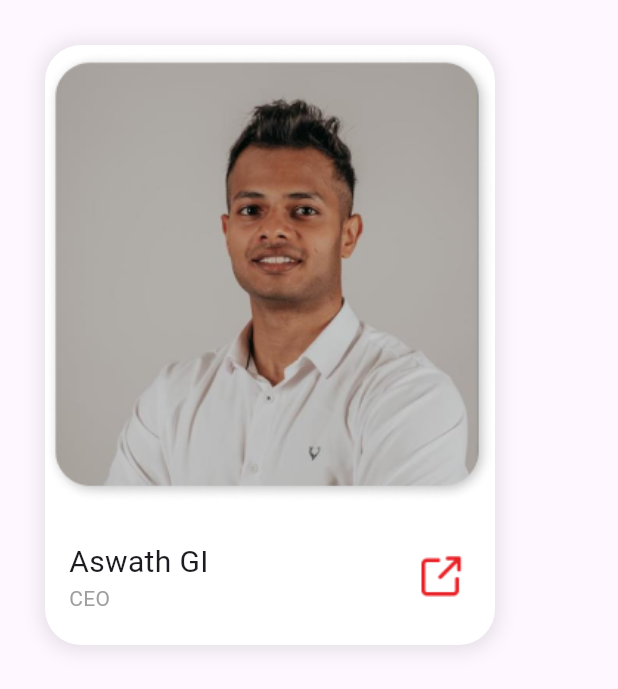
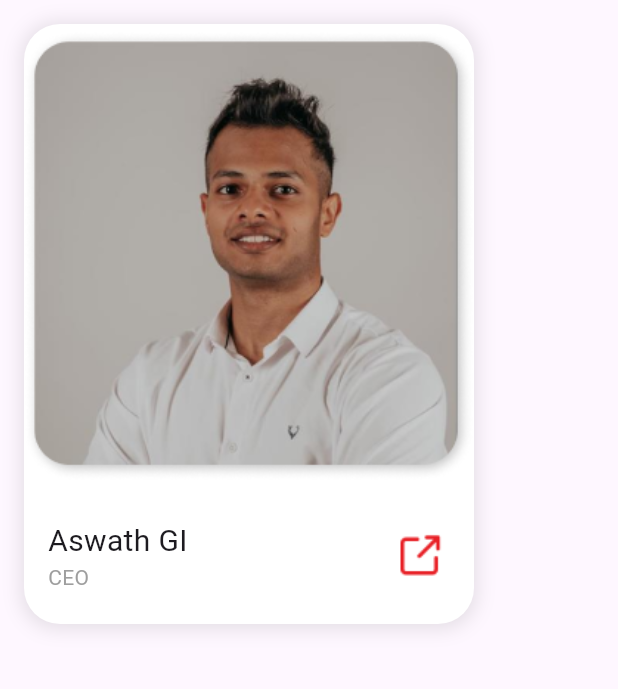
Before and after one commit to GI-Healthcare-Industries-Limited/GI-Website, a Flutter app: the PersonCard widget shown alone on an empty page, opened directly, on a phone screen of 412 x 824 dp. Shown: the top 689 px of the screen. Run offline on Flutter 3.47's test engine with Material 3 defaults, Android fonts, the light colour scheme and no system bars; our stand-ins replace video_player, visibility_detector.

Commit message:
made responsive

```diff
--- a/frontend/lib/widgets/person_card.dart
+++ b/frontend/lib/widgets/person_card.dart
@@ -1,66 +1,88 @@
 import 'package:flutter/material.dart';
 import 'package:frontend/utils/helpers.dart';
 
-class PersonCard extends StatelessWidget {
+class PersonCard extends StatefulWidget {
   final String imagePath;
   final String name;
   final String jobRole;
 
-  const PersonCard(
-      {super.key,
+  const PersonCard({
+    super.key,
     required this.imagePath,
     required this.name,
-      required this.jobRole});
+    required this.jobRole,
+  });
 
+  @override
+  _PersonCardState createState() => _PersonCardState();
+}
+
+class _PersonCardState extends State<PersonCard> {
+  bool isHovered = false; // To track hover state
 
   @override
   Widget build(BuildContext context) {
-
+    // Profile URL mapping
     String profilePath;
-    switch (name) {
+    switch (widget.name) {
       case 'Aswath GI':
         profilePath = 'https://www.linkedin.com/in/aswathgi/';
+        break;
       case 'Adip Das':
         profilePath = 'https://www.linkedin.com/in/adip-das1998/';
+        break;
       case 'Tuan Nguyen':
         profilePath = 'https://www.linkedin.com/in/nctune2808/';
+        break;
       case 'Chris Mitchell':
-        profilePath = 'https://www.linkedin.com/in/christopher-mitchell-628458256/';
+        profilePath =
+            'https://www.linkedin.com/in/christopher-mitchell-628458256/';
+        break;
       case 'Jake Callcut':
         profilePath = 'https://www.linkedin.com/in/j-callcut/';
+        break;
       case 'Bailey Tuddenham':
         profilePath = 'https://www.linkedin.com/in/baileytuddenham/';
         break;
-
       default:
         profilePath = '';
     }
 
     return Padding(
-      padding: const EdgeInsets.all(30.0),
-      child: ConstrainedBox(
-        constraints: const BoxConstraints(
-          minWidth: 0,
-          minHeight: 0,
-          maxWidth: 300,
-          maxHeight: 400,
-        ),
-        child: Container(
+      padding: const EdgeInsets.all(16.0), // Adjust padding for spacing
+      child: MouseRegion(
+        onEnter: (_) => setState(() => isHovered = true),
+        onExit: (_) => setState(() => isHovered = false),
+        cursor: SystemMouseCursors.click,
+        child: GestureDetector(
+          onTap: () => Helpers.SendToUrl(profilePath),
+          child: AnimatedContainer(
+            duration: const Duration(milliseconds: 300),
+            curve: Curves.easeInOut,
+            transform: isHovered
+                ? Matrix4.translationValues(0, -10, 0) // Lift the card
+                : Matrix4.identity(),
             decoration: BoxDecoration(
               color: Colors.white,
               borderRadius: BorderRadius.circular(24),
               boxShadow: [
                 BoxShadow(
                   color: Colors.black.withOpacity(0.1),
-                  blurRadius: 10,
-                  spreadRadius: 2,
-                  offset: const Offset(0, 1),
-                )
-              ]),
+                  blurRadius: isHovered ? 20 : 10, // Increase shadow on hover
+                  spreadRadius: isHovered ? 5 : 2,
+                  offset: isHovered
+                      ? const Offset(0, 5)
+                      : const Offset(0, 1), // Slight shift in shadow
+                ),
+              ],
+            ),
+            child: SizedBox(
+              width: 300, // Fixed width for the card
+              height: 400, // Fixed height for the card
               child: Column(
                 mainAxisAlignment: MainAxisAlignment.spaceAround,
                 children: [
-              Image.asset(imagePath),
+                  Image.asset(widget.imagePath), // Image inside the card
                   Row(
                     mainAxisAlignment: MainAxisAlignment.spaceBetween,
                     children: [
@@ -70,24 +92,26 @@ class PersonCard extends StatelessWidget {
                           crossAxisAlignment: CrossAxisAlignment.start,
                           children: [
                             Text(
-                          name,
+                              widget.name,
                               style: const TextStyle(fontSize: 20),
                             ),
                             Text(
-                          jobRole,
-                          style:
-                              const TextStyle(color: Colors.grey, fontSize: 14),
-                        )
+                              widget.jobRole,
+                              style: const TextStyle(
+                                  color: Colors.grey, fontSize: 14),
+                            ),
                           ],
                         ),
                       ),
                       Padding(
                         padding: const EdgeInsets.all(16.0),
-                    child: MouseRegion(cursor: SystemMouseCursors.click, child: GestureDetector(onTap: () => Helpers.SendToUrl(profilePath), child: Image.asset('assets/images/link.png'))),
-                  )
+                        child: Image.asset('assets/images/link.png'),
+                      ),
                     ],
-              )
+                  ),
                 ],
+              ),
+            ),
           ),
         ),
       ),
```
Also changed, not shown: frontend/lib/pages/about_page.dart (+52 -21 lines). Lines whose indentation alone changed are shown as unchanged.
